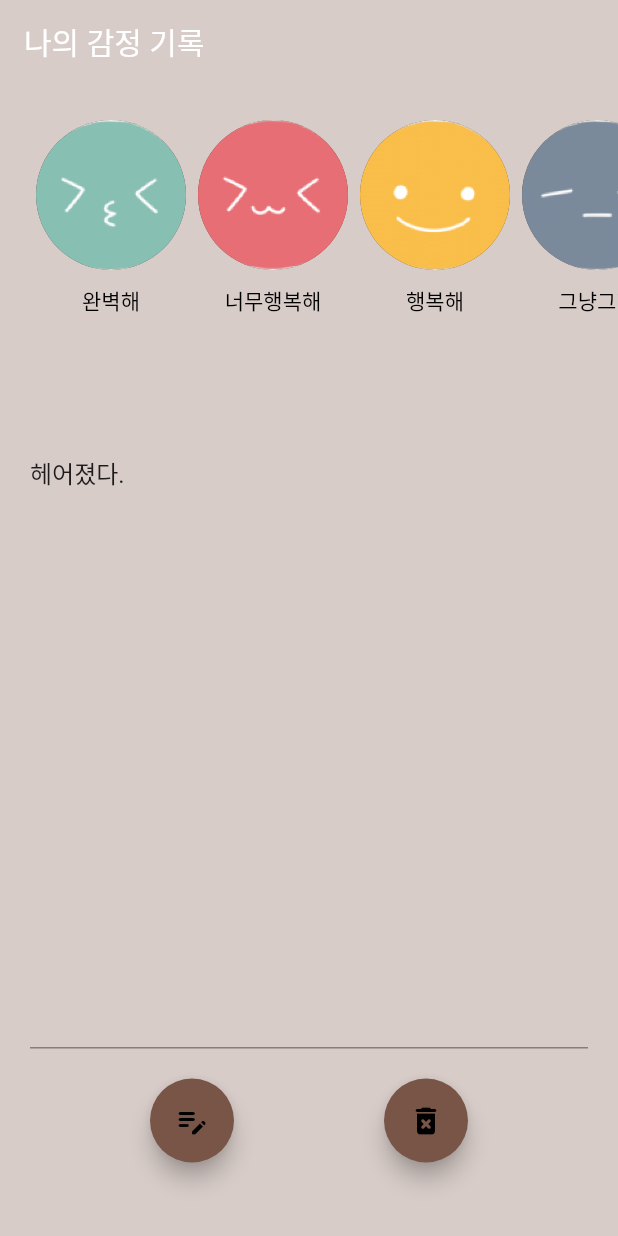
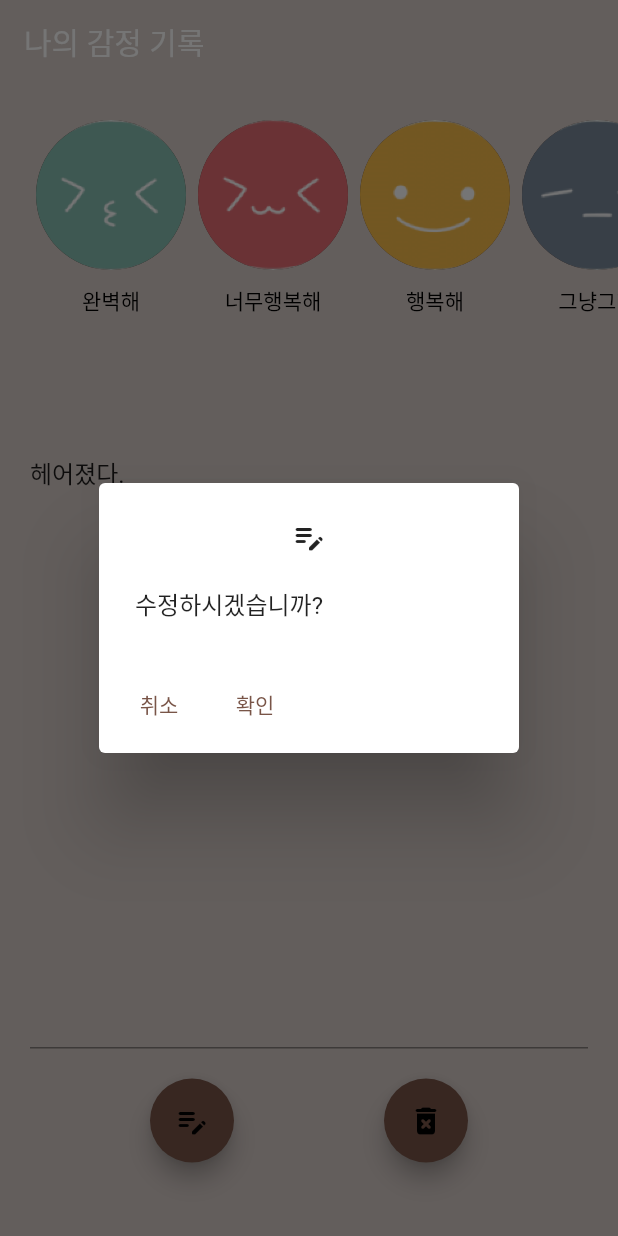
Before and after one commit to monargent0/TJFlutterTeam, a Flutter app: the screen it shows after launch, after a tap on the "edit note" icon, on a phone screen of 412 x 824 dp. Run offline on Flutter 3.47's test engine with Material 2 defaults, Android fonts, the phone set to English and light mode, and no system bars; statements that could not run were skipped.

Commit message:
update 추가

```diff
--- a/mood_diary_app/lib/view/dailycontent.dart
+++ b/mood_diary_app/lib/view/dailycontent.dart
@@ -1,6 +1,9 @@
+import 'dart:convert';
+
 import 'package:flutter/material.dart';
 import 'package:flutter/src/foundation/key.dart';
 import 'package:flutter/src/widgets/framework.dart';
+import 'package:http/http.dart' as http;
 
 class DailyContent extends StatefulWidget {
   final Map diaryList;
@@ -12,9 +15,11 @@ class DailyContent extends StatefulWidget {
 
 class _DailyContentState extends State<DailyContent> {
   // 타이틀, 이모지 사진경로, 이모지 이름
-  late String enameEdit;
-  late String emotionPath;
-  late TextEditingController contentEdit;
+  late String enameEdit; //ename
+  late String emotionPath; //epath
+  late TextEditingController contentEdit; //dcontent
+  late int did; //did
+  late int eid;
 
   @override
   void initState() {
@@ -24,6 +29,8 @@ class _DailyContentState extends State<DailyContent> {
     enameEdit = widget.diaryList['ename'];
     emotionPath = widget.diaryList['epath'];
     contentEdit.text = widget.diaryList['dcontent'];
+    did = widget.diaryList['did'];
+    eid = widget.diaryList['eid'];
   }
 
   @override
@@ -302,11 +309,12 @@ class _DailyContentState extends State<DailyContent> {
         Row(
           mainAxisAlignment: MainAxisAlignment.spaceEvenly,
           children: [
+            //수정
             FloatingActionButton(
                 foregroundColor: Colors.black,
                 child: const Icon(Icons.edit_note_rounded),
                 onPressed: () {
-                  //// 데이터가 있을수도 없을수도 있기 때문
+                  _showDialog(context);
                 }),
             FloatingActionButton(
                 foregroundColor: Colors.black,
@@ -320,6 +328,72 @@ class _DailyContentState extends State<DailyContent> {
     );
   }
 
+  //function
+  _showDialog(BuildContext context) {
+    showDialog(
+      context: context,
+      barrierDismissible: false,
+      builder: (BuildContext ctx) {
+        return AlertDialog(
+          title: const Icon(Icons.edit_note_rounded),
+          content: const Text('수정하시겠습니까?'),
+          actions: [
+            Center(
+              child: Row(
+                children: [
+                  TextButton(
+                    onPressed: () {
+                      Navigator.of(ctx).pop();
+                    },
+                    child: const Text('취소'),
+                  ),
+                  TextButton(
+                    onPressed: () {
+                      Navigator.of(ctx).pop();
+                      updateAction();
+                      _showfinishDialog(context);
+                    },
+                    child: const Text('확인'),
+                  ),
+                ],
+              ),
+            ),
+          ],
+        );
+      },
+    );
+  }
+
+  updateAction() async {
+    var url = Uri.parse(
+        'http://localhost:8080/Flutter/daily_update.jsp?dcontent=$contentEdit&eid=$eid&did=$did');
+    var response = await http.get(url);
+    setState(() {
+      var dataConvertedJSON = json.decode(utf8.decode(response.bodyBytes));
+      List result = dataConvertedJSON['result'];
+    });
+  }
+
+  _showfinishDialog(BuildContext context) {
+    showDialog(
+        context: context,
+        builder: (BuildContext ctx) {
+          return AlertDialog(
+            title: const Icon(Icons.edit_note_rounded),
+            content: const Text('수정이 완료되었습니다.'),
+            actions: [
+              TextButton(
+                onPressed: () {
+                  Navigator.of(ctx).pop();
+                  Navigator.of(context).pop();
+                },
+                child: const Text('확인'),
+              ),
+            ],
+          );
+        });
+  }
+}
   // -- Functions           비동기 방식
   // Future<bool> getJSONData() async {
   //   data = []; // window는 ip어드레스 적어주어야 한다***
@@ -337,5 +411,3 @@ class _DailyContentState extends State<DailyContent> {
   //   });
   //   return true;
   // }
-
-}
```
